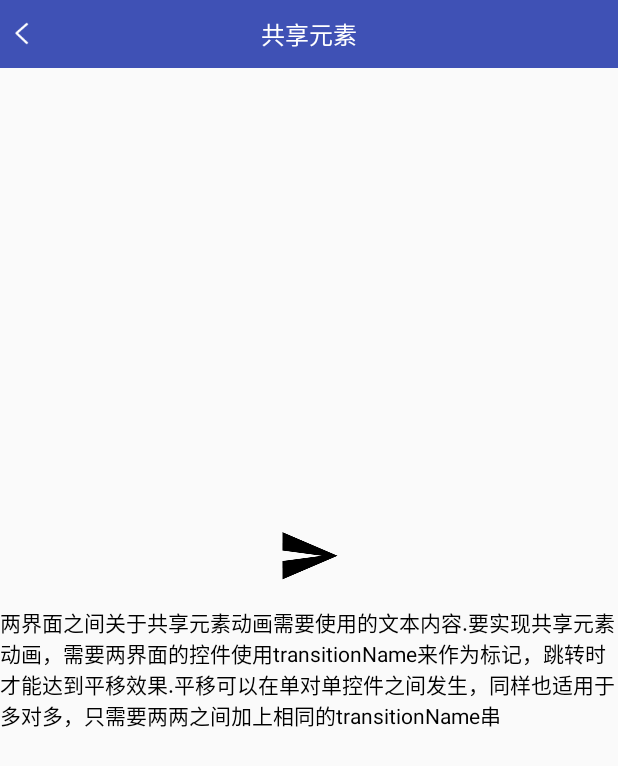
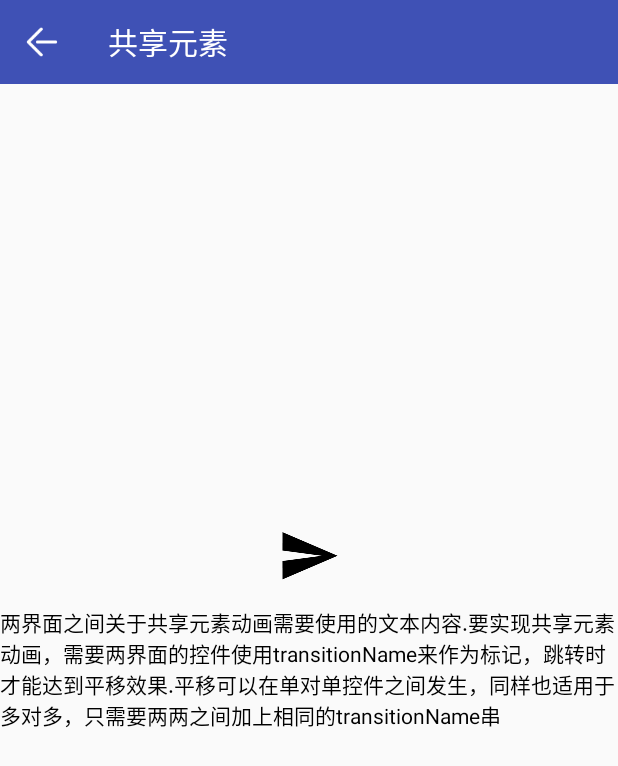
Before and after one commit to MaiitZhao/doSomething, an Android app: the ShareElementActivity screen opened directly, with no data from a screen before it, on a phone screen of 412 x 824 dp. Shown: the top 766 px of the screen. Run offline under Robolectric (Android 15) with nearby library versions, the phone set to English and light mode, and no system bars; our stand-ins replace ButterKnife; Roboto replaces fonts that are not available here.

Commit message:
修改样式

```diff
--- a/app/src/main/java/com/example/maiitzhao/myapplication/ShareElementActivity.java
+++ b/app/src/main/java/com/example/maiitzhao/myapplication/ShareElementActivity.java
@@ -1,5 +1,8 @@
 package com.example.maiitzhao.myapplication;
 
+import android.os.Build;
+import android.support.v7.widget.Toolbar;
+import android.view.View;
 import android.widget.ImageView;
 import android.widget.TextView;
 
@@ -16,6 +19,8 @@ import butterknife.BindView;
  */
 public class ShareElementActivity extends BaseActivity {
 
+    @BindView(R.id.toolbar)
+    Toolbar toolbar;
     @BindView(R.id.iv_trans)
     ImageView ivTrans;
     @BindView(R.id.tv_trans)
@@ -32,5 +37,19 @@ public class ShareElementActivity extends BaseActivity {
         if (resId != 0) {
             ivTrans.setImageResource(resId);
         }
+
+        initToolbar();
+    }
+
+    private void initToolbar() {
+        toolbar.setNavigationIcon(R.mipmap.ic_back);
+        toolbar.setTitle("共享元素");
+        setSupportActionBar(toolbar);
+        toolbar.setNavigationOnClickListener(new View.OnClickListener() {
+            @Override
+            public void onClick(View v) {
+                finish();
+            }
+        });
     }
 }
--- a/app/src/main/res/layout/activity_common_view.xml
+++ b/app/src/main/res/layout/activity_common_view.xml
@@ -1,16 +1,17 @@
 <?xml version="1.0" encoding="utf-8"?>
 <RelativeLayout xmlns:android="http://schemas.android.com/apk/res/android"
-    xmlns:app="http://schemas.android.com/apk/res-auto"
     xmlns:tools="http://schemas.android.com/tools"
     android:layout_width="match_parent"
     android:layout_height="match_parent"
     android:orientation="vertical"
     tools:context="com.example.maiitzhao.myapplication.ShareElementActivity">
 
-    <com.example.maiitzhao.myapplication.common.NavigationTitleBar
+    <android.support.v7.widget.Toolbar
+        android:id="@+id/toolbar"
         android:layout_width="match_parent"
-        android:layout_height="45dp"
-        app:title="共享元素" />
+        android:layout_height="?attr/actionBarSize"
+        android:background="@color/colorPrimary"
+        android:theme="@style/ThemeOverlay.AppCompat.Dark.ActionBar"/>
 
     <LinearLayout
         android:id="@+id/ll_trans"
```
